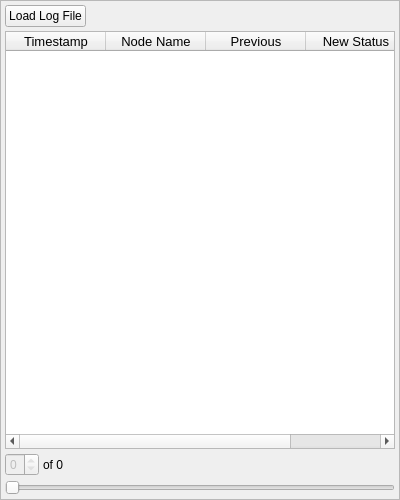
First picture: the form in bt_editor/sidepanel_replay.ui, repository BehaviorTree/Groot, before the edit.
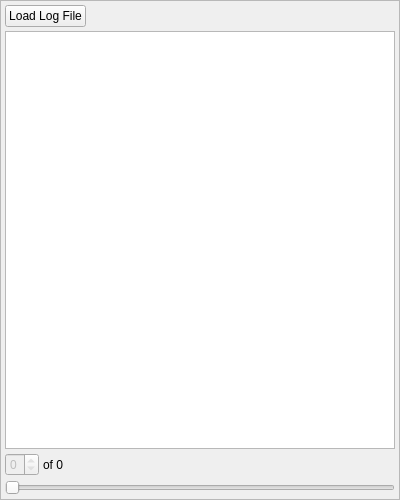
Second picture: the form after the edit. Icons and pictures are not drawn.

Commit message: replay seems to work, including PLAY

Diff of the .ui file:
```diff
--- a/bt_editor/sidepanel_replay.ui
+++ b/bt_editor/sidepanel_replay.ui
@@ -65,7 +65,7 @@
     </layout>
    </item>
    <item>
-    <widget class="QTableWidget" name="tableWidget">
+    <widget class="QTableView" name="tableView">
      <property name="font">
       <font>
        <pointsize>9</pointsize>
@@ -80,59 +80,27 @@
      <property name="selectionBehavior">
       <enum>QAbstractItemView::SelectRows</enum>
      </property>
+     <attribute name="horizontalHeaderDefaultSectionSize">
+      <number>60</number>
+     </attribute>
+     <attribute name="horizontalHeaderMinimumSectionSize">
+      <number>60</number>
+     </attribute>
+     <attribute name="horizontalHeaderStretchLastSection">
+      <bool>false</bool>
+     </attribute>
      <attribute name="verticalHeaderVisible">
-      <bool>false</bool>
+      <bool>true</bool>
      </attribute>
      <attribute name="verticalHeaderDefaultSectionSize">
-      <number>15</number>
+      <number>20</number>
      </attribute>
      <attribute name="verticalHeaderMinimumSectionSize">
-      <number>15</number>
+      <number>20</number>
      </attribute>
-     <column>
-      <property name="text">
-       <string>Timestamp</string>
-      </property>
-      <property name="font">
-       <font>
-        <pointsize>10</pointsize>
-       </font>
-      </property>
-     </column>
-     <column>
-      <property name="text">
-       <string>Node Name</string>
-      </property>
-      <property name="font">
-       <font>
-        <pointsize>10</pointsize>
-       </font>
-      </property>
-     </column>
-     <column>
-      <property name="text">
-       <string>Previous</string>
-      </property>
-      <property name="font">
-       <font>
-        <pointsize>10</pointsize>
-        <weight>50</weight>
-        <bold>false</bold>
-       </font>
-      </property>
-     </column>
-     <column>
-      <property name="text">
-       <string>New Status</string>
-      </property>
-      <property name="font">
-       <font>
-        <pointsize>10</pointsize>
-        <weight>50</weight>
-        <bold>false</bold>
-       </font>
-      </property>
-     </column>
+     <attribute name="verticalHeaderStretchLastSection">
+      <bool>false</bool>
+     </attribute>
     </widget>
    </item>
    <item>
```
Left out of the diff: 9 changed lines with no effect on the pictures. The commit also changes 2 other files.
